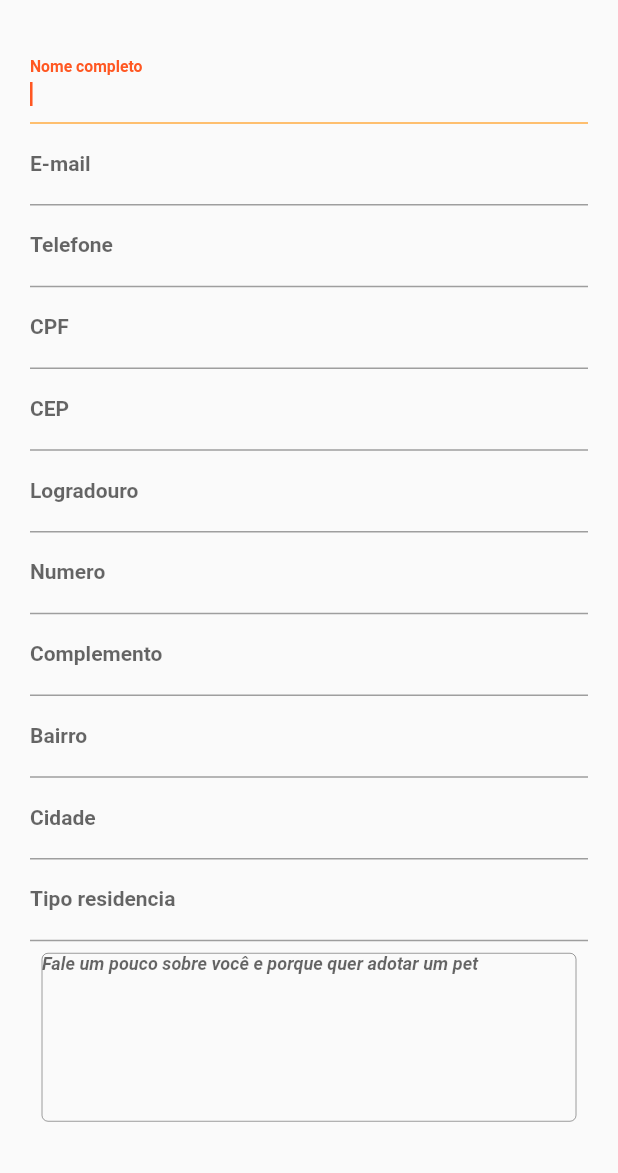
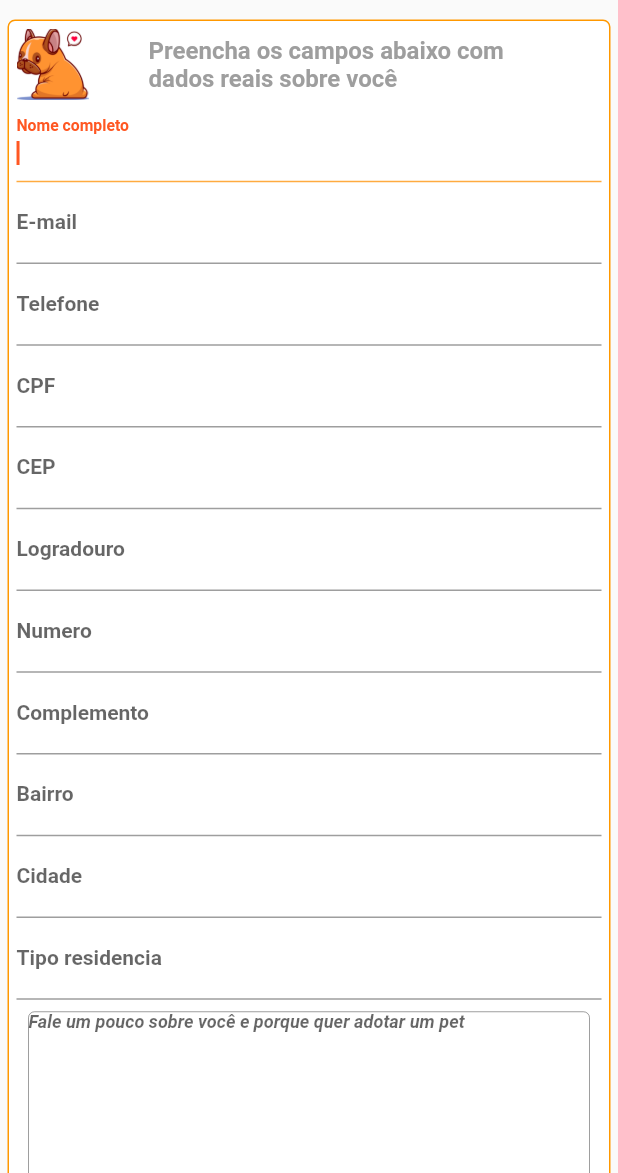
Before and after one commit to FIAP-Adotappet/adotappet-mobile, a Flutter app: the CadastroUser screen opened directly, on a phone screen of 412 x 824 dp, the part 63-1236 px from its top. Run offline on Flutter 3.47's test engine with Material 2 defaults, Android fonts, the light colour scheme and no system bars; our stand-ins replace jiffy; network calls fail.

Commit message:
update cadastro user - fim estrutura

```diff
--- a/lib/modules/cadastro_user/screens/cadastro_user.dart
+++ b/lib/modules/cadastro_user/screens/cadastro_user.dart
@@ -28,22 +28,60 @@ class _CadastroUserState extends State<CadastroUser> {
   Widget build(BuildContext context) {
     return Scaffold(
       appBar: CustomAppBar(),
-      body: Container(
-        height: MediaQuery.of(context).size.height,
-        width: MediaQuery.of(context).size.width,
-        padding: EdgeInsets.symmetric(horizontal: 20, vertical: 20),
-        child: SingleChildScrollView(
+      body: SingleChildScrollView(
+        // height: 2000,
+        // width: MediaQuery.of(context).size.width,
+        // margin: EdgeInsets.symmetric(horizontal: 2, vertical: 2),
+        padding: EdgeInsets.symmetric(horizontal: 5, vertical: 5),
         child: Column(
           mainAxisSize: MainAxisSize.max,
-            mainAxisAlignment: MainAxisAlignment.center,
-            crossAxisAlignment: CrossAxisAlignment.stretch,
           children: [
+            Container(
+              // height: 600.0,
+              padding: EdgeInsets.all(5.0),
+              decoration: BoxDecoration(
+                borderRadius: BorderRadius.circular(5),
+                border: Border.fromBorderSide(
+                  BorderSide(color: Colors.orange),
+                ),
+                color: Colors.white,
+              ),
+              child: Column(
+                mainAxisSize: MainAxisSize.max,
+                children: [
+                  _montaHeaderCadastro(context),
                   _montaFormularioDadosCadastrais(context),
+                ],
+              ),
+            ),
             _montaBotaoCadastro(context),
           ],
         ),
       ),
+    );
+  }
+
+  _montaHeaderCadastro(context) {
+    return Row(
+      children: [
+        Image(
+          image: AssetImage('assets/images/sucesso.png'),
+          width: 48,
+          height: 48,
         ),
+        Padding(
+          padding: const EdgeInsets.only(left: 40),
+          child: Text(
+            "Preencha os campos abaixo com \ndados reais sobre você ",
+            textAlign: TextAlign.left,
+            style: TextStyle(
+              fontWeight: FontWeight.w600,
+              fontSize: 16,
+              color: Colors.grey,
+            ),
+          ),
+        ),
+      ],
     );
   }
 
@@ -51,6 +89,7 @@ class _CadastroUserState extends State<CadastroUser> {
     return Form(
       key: _formKey,
       child: Column(
+        mainAxisSize: MainAxisSize.max,
         children: [
           _montaInput(
               inputControler: _nameInputController,
```
Lines whose indentation alone changed are shown as unchanged.
